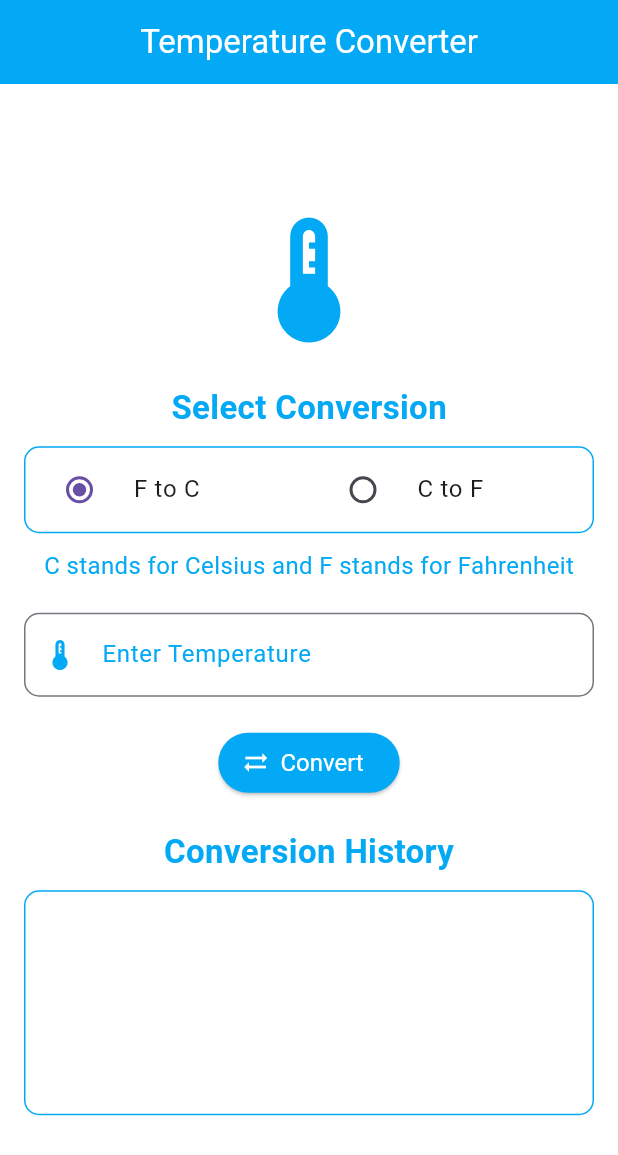
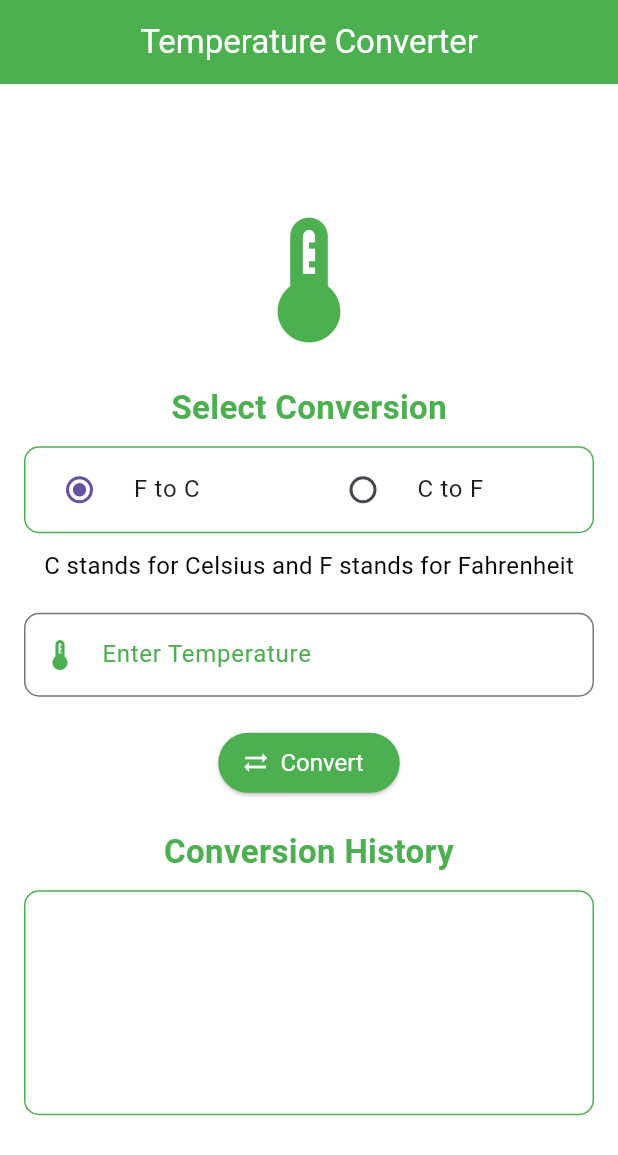
Before and after one commit to charite-uwatwembi/Flutter_temperatureConvert, a Flutter app: the screen it shows after launch, on a phone screen of 412 x 824 dp. Shown: the top 1155 px of the screen. Run offline on Flutter 3.47's test engine with Material 3 defaults, Android fonts, the phone set to English and light mode, and no system bars.

Commit message:
temp converter

```diff
--- a/tempconvert/lib/main.dart
+++ b/tempconvert/lib/main.dart
@@ -12,7 +12,7 @@ class TempConvertApp extends StatelessWidget {
     return MaterialApp(
       title: 'Temperature Converter',
       theme: ThemeData(
-        primarySwatch: Colors.lightBlue,
+        primarySwatch: Colors.green,
         scaffoldBackgroundColor: Colors.white,
         textTheme: const TextTheme(
           bodyMedium: TextStyle(color: Colors.black87),
@@ -62,7 +62,7 @@ class _TempConvertHomeState extends State<TempConvertHome> {
     return Scaffold(
       appBar: AppBar(
         title: const Text('Temperature Converter', style: TextStyle(color: Colors.white)),
-        backgroundColor: Colors.lightBlue,
+        backgroundColor: Colors.green,
         centerTitle: true,
       ),
       body: Center(
@@ -73,17 +73,17 @@ class _TempConvertHomeState extends State<TempConvertHome> {
               mainAxisAlignment: MainAxisAlignment.center,
               mainAxisSize: MainAxisSize.min,
               children: [
-                const Icon(Icons.thermostat, size: 100, color: Colors.lightBlue),
+                const Icon(Icons.thermostat, size: 100, color: Colors.green),
                 const SizedBox(height: 20),
                 const Text(
                   'Select Conversion',
-                  style: TextStyle(fontSize: 22, fontWeight: FontWeight.bold, color: Colors.lightBlue),
+                  style: TextStyle(fontSize: 22, fontWeight: FontWeight.bold, color: Colors.green),
                 ),
                 const SizedBox(height: 10),
                 Container(
                   decoration: BoxDecoration(
                     borderRadius: BorderRadius.circular(10),
-                    border: Border.all(color: Colors.lightBlue),
+                    border: Border.all(color: Colors.green),
                   ),
                   child: Row(
                     mainAxisAlignment: MainAxisAlignment.center,
@@ -118,23 +118,23 @@ class _TempConvertHomeState extends State<TempConvertHome> {
                 const SizedBox(height: 10),
                 const Text(
                   'C stands for Celsius and F stands for Fahrenheit',
-                  style: TextStyle(fontSize: 16, color: Colors.lightBlue),
+                  style: TextStyle(fontSize: 16, color: Colors.black),
                 ),
                 const SizedBox(height: 20),
                 TextField(
                   controller: _controller,
                   decoration: InputDecoration(
                     labelText: 'Enter Temperature',
-                    labelStyle: const TextStyle(color: Colors.lightBlue),
+                    labelStyle: const TextStyle(color: Colors.green),
                     border: OutlineInputBorder(
-                      borderSide: const BorderSide(color: Colors.lightBlue),
+                      borderSide: const BorderSide(color: Colors.green),
                       borderRadius: BorderRadius.circular(10.0),
                     ),
                     focusedBorder: OutlineInputBorder(
-                      borderSide: const BorderSide(color: Colors.lightBlue),
+                      borderSide: const BorderSide(color: Colors.green),
                       borderRadius: BorderRadius.circular(10.0),
                     ),
-                    prefixIcon: const Icon(Icons.thermostat, color: Colors.lightBlue),
+                    prefixIcon: const Icon(Icons.thermostat, color: Colors.green),
                   ),
                   keyboardType: TextInputType.number,
                 ),
@@ -142,7 +142,7 @@ class _TempConvertHomeState extends State<TempConvertHome> {
                 ElevatedButton.icon(
                   onPressed: _convertTemperature,
                   style: ElevatedButton.styleFrom(
-                    backgroundColor: Colors.lightBlue,
+                    backgroundColor: Colors.green,
                     foregroundColor: Colors.white,
                     textStyle: const TextStyle(fontSize: 16),
                   ),
@@ -153,26 +153,26 @@ class _TempConvertHomeState extends State<TempConvertHome> {
                   const SizedBox(height: 20),
                   Text(
                     'Converted Temperature: $_convertedTemperature',
-                    style: const TextStyle(fontSize: 22, fontWeight: FontWeight.bold, color: Colors.lightBlue),
+                    style: const TextStyle(fontSize: 22, fontWeight: FontWeight.bold, color: Colors.green),
                   ),
                 ],
                 const SizedBox(height: 20),
                 const Text(
                   'Conversion History',
-                  style: TextStyle(fontSize: 22, fontWeight: FontWeight.bold, color: Colors.lightBlue),
+                  style: TextStyle(fontSize: 22, fontWeight: FontWeight.bold, color: Colors.green),
                 ),
                 const SizedBox(height: 10),
                 Container(
                   height: 150, // Fixed height for the history list
                   decoration: BoxDecoration(
                     borderRadius: BorderRadius.circular(10),
-                    border: Border.all(color: Colors.lightBlue),
+                    border: Border.all(color: Colors.green),
                   ),
                   child: ListView.builder(
                     itemCount: _history.length,
                     itemBuilder: (context, index) {
                       return ListTile(
-                        leading: const Icon(Icons.history, color: Colors.lightBlue),
+                        leading: const Icon(Icons.history, color: Colors.green),
                         title: Text(
                           _history[index],
                           style: const TextStyle(color: Colors.black87),
```
